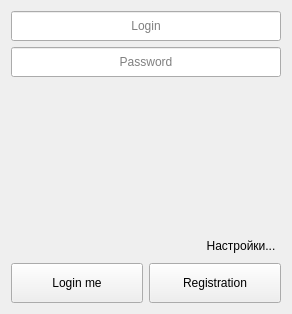
Old version of the form client/authdialog.ui in the repository group93492/distributor.
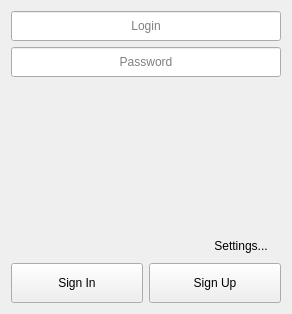
New version of the form.

Commit message: Fixed labels on buttons

```diff
--- a/client/authdialog.ui
+++ b/client/authdialog.ui
@@ -94,7 +94,7 @@
           </font>
          </property>
          <property name="text">
-          <string>Настройки...</string>
+          <string>Settings...</string>
          </property>
          <property name="flat">
           <bool>true</bool>
@@ -114,7 +114,7 @@
           </size>
          </property>
          <property name="text">
-          <string>Login me</string>
+          <string>Sign In</string>
          </property>
         </widget>
        </item>
@@ -127,7 +127,7 @@
           </size>
          </property>
          <property name="text">
-          <string>Registration</string>
+          <string>Sign Up</string>
          </property>
         </widget>
        </item>
```
